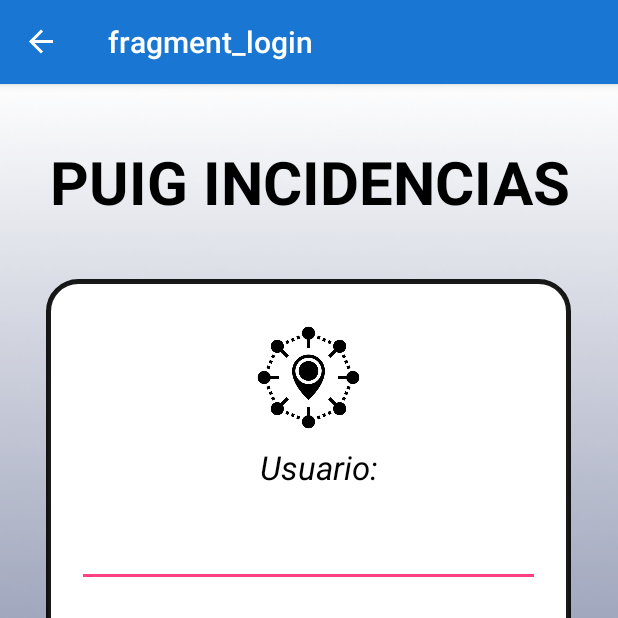
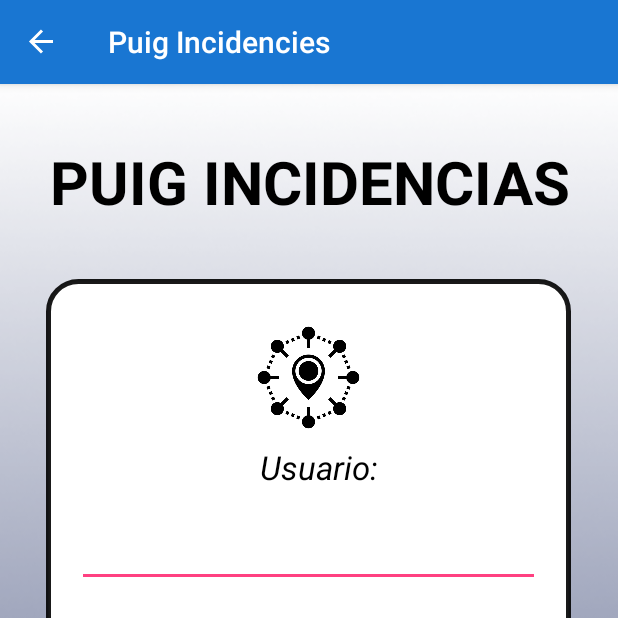
Before and after one commit to adrii3/PuigIncidencies, an Android app: the screen it shows after launch (MainActivity), on a phone screen of 412 x 824 dp, the top half of it. Run offline under Robolectric (Android 15) with nearby library versions, the phone set to English and light mode, and no system bars; our stand-ins replace Firebase (no records; nobody signed in at launch, a user with empty details on screens opened directly), navigation-ui.

Commit message:
whyskyt12contrabandobajosfondos

```diff
--- a/app/src/main/res/navigation/mobile_navigation.xml
+++ b/app/src/main/res/navigation/mobile_navigation.xml
@@ -7,8 +7,7 @@
     <fragment
         android:id="@+id/loginFragment"
         android:name="com.example.puigincidencies.view.LoginFragment"
-        android:label="fragment_login"
-        tools:layout="@layout/fragment_login" >
+        tools:layout="@layout/fragment_login">
         <action
             android:id="@+id/action_loginFragment_to_inicioFragment"
             app:destination="@id/inicioFragment" />
@@ -19,8 +18,7 @@
     <fragment
         android:id="@+id/inicioFragment"
         android:name="com.example.puigincidencies.view.Alumnos.InicioFragment"
-        android:label="fragment_inicio"
-        tools:layout="@layout/fragment_inicio" >
+        tools:layout="@layout/fragment_inicio">
         <action
             android:id="@+id/action_inicioFragment_to_subirIncidenciaFragment"
             app:destination="@id/subirIncidenciaFragment" />
@@ -28,8 +26,7 @@
     <fragment
         android:id="@+id/inicioProfesFragment"
         android:name="com.example.puigincidencies.view.Profes.InicioProfesFragment"
-        android:label="fragment_inicio_profes"
-        tools:layout="@layout/fragment_inicio_profes" >
+        tools:layout="@layout/fragment_inicio_profes">
         <action
             android:id="@+id/action_inicioProfesFragment_to_subirIncidenciaFragment"
             app:destination="@id/subirIncidenciaFragment" />
@@ -41,20 +38,24 @@
         android:id="@+id/subirIncidenciaFragment"
         android:name="com.example.puigincidencies.view.SubirIncidenciaFragment"
         android:label="fragment_subir_incidencia"
+
         tools:layout="@layout/fragment_subir_incidencia" />
     <fragment
         android:id="@+id/perfilFragment"
         android:name="com.example.puigincidencies.view.PerfilFragment"
         android:label="fragment_perfil"
+
         tools:layout="@layout/fragment_perfil" />
     <fragment
         android:id="@+id/incidenciaProfesFragment"
         android:name="com.example.puigincidencies.view.Profes.IncidenciaProfesFragment"
         android:label="fragment_incidencia_profes"
+
         tools:layout="@layout/fragment_incidencia_profes" />
     <fragment
         android:id="@+id/incidenciaAlumnosFragment"
         android:name="com.example.puigincidencies.view.Alumnos.IncidenciaAlumnosFragment"
         android:label="fragment_incidencia_alumnos"
+
         tools:layout="@layout/fragment_incidencia_alumnos" />
 </navigation>
```
